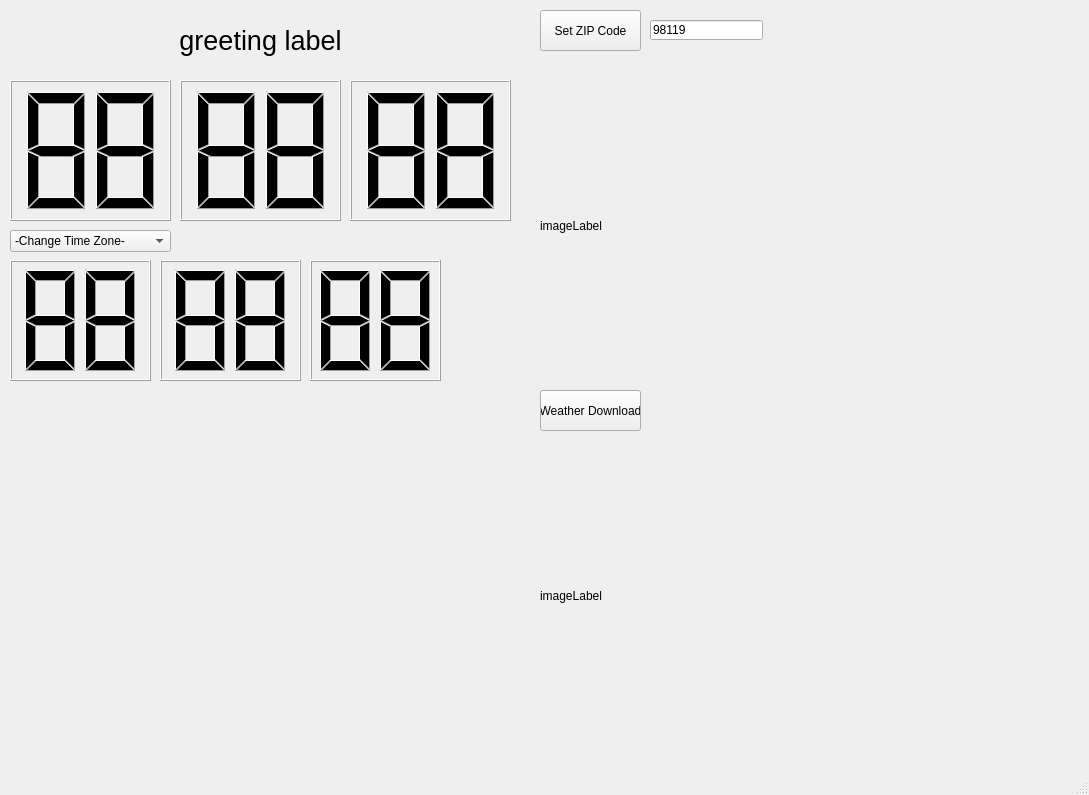
The window that mainwindow.ui (EthanYoo-SPU/AppProgFinals) describes before a commit, drawn with Qt 5.
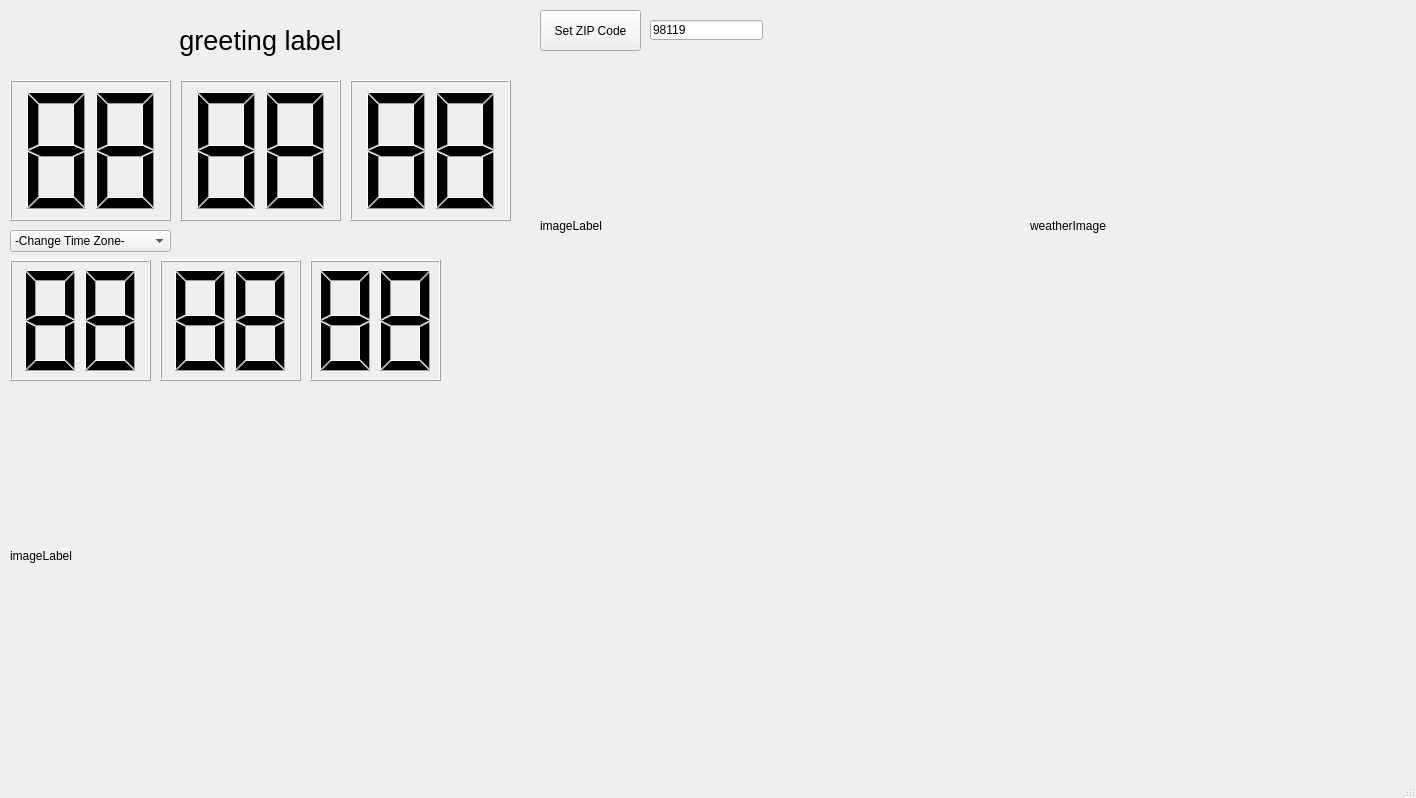
The same window after the commit.

Diff of the .ui file:
```diff
--- a/mainwindow.ui
+++ b/mainwindow.ui
@@ -6,8 +6,8 @@
    <rect>
     <x>0</x>
     <y>0</y>
-    <width>1089</width>
-    <height>795</height>
+    <width>1416</width>
+    <height>798</height>
    </rect>
   </property>
   <property name="windowTitle">
@@ -203,25 +203,25 @@
      <string>98119</string>
     </property>
    </widget>
-   <widget class="QPushButton" name="weatherDownloadButton">
+   <widget class="QLabel" name="weatherImage">
     <property name="geometry">
      <rect>
-      <x>540</x>
-      <y>390</y>
-      <width>101</width>
-      <height>41</height>
+      <x>1030</x>
+      <y>70</y>
+      <width>331</width>
+      <height>311</height>
      </rect>
     </property>
     <property name="text">
-     <string>Weather Download</string>
+     <string>weatherImage</string>
     </property>
    </widget>
    <widget class="QLabel" name="weatherLabel">
     <property name="geometry">
      <rect>
-      <x>540</x>
-      <y>440</y>
-      <width>441</width>
+      <x>10</x>
+      <y>400</y>
+      <width>501</width>
       <height>311</height>
      </rect>
     </property>
```
Left out of the diff: 4 changed lines with no effect on the pictures.
